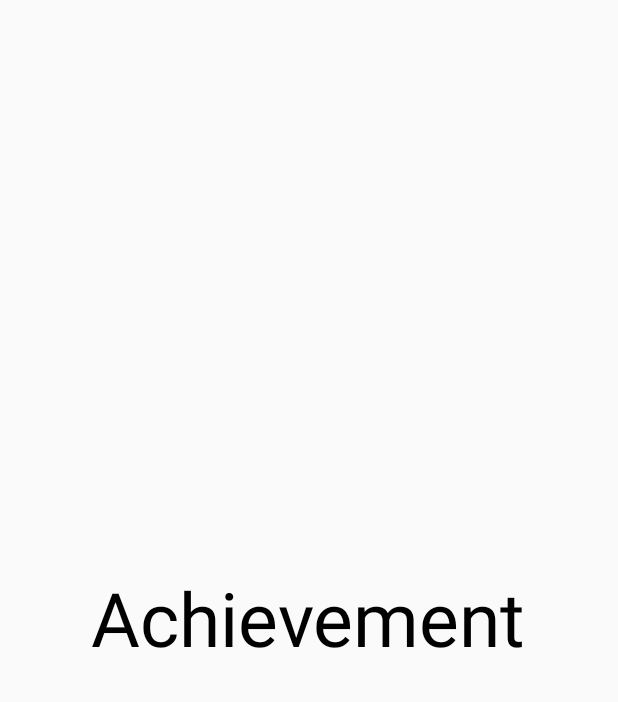
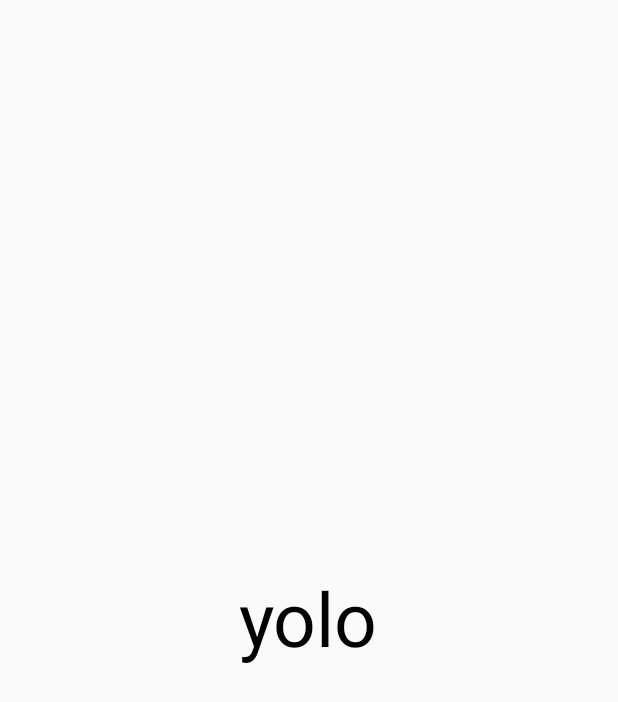
Before and after one commit to AnujSehgall/HelpingHand, an Android app: the Bsf_Achiv screen opened directly, with no data from a screen before it, on a phone screen of 412 x 824 dp. Shown: the top 702 px of the screen. Run offline under Robolectric (Android 15) with nearby library versions, the phone set to English and light mode, and no system bars.

Commit message:
try again

```diff
--- a/app/src/main/res/layout/activity_bsf__achiv.xml
+++ b/app/src/main/res/layout/activity_bsf__achiv.xml
@@ -13,7 +13,7 @@
         android:layout_width="wrap_content"
         android:layout_height="wrap_content"
         android:textAppearance="?android:attr/textAppearanceLarge"
-        android:text="Achievement"
+        android:text="yolo"
         android:textSize="50dp"
         android:textColor="#000000"
         android:id="@+id/textView4"
```
